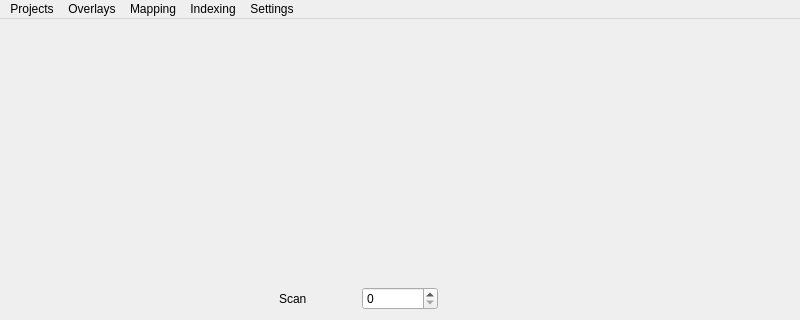
Old version of the form polylaue/ui/resources/ui/main_window.ui in the repository PolyLaue/PolyLaue; both pictures show x 0 to 800 and y 0 to 320 of the 800 by 600 pixel window.
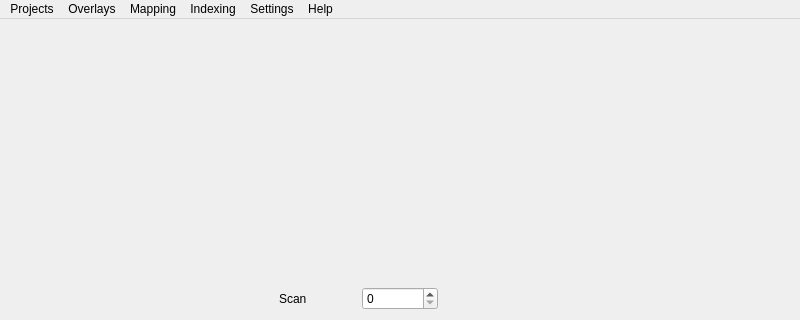
New version of the form.

Commit message:
Add Help buttons that open the documentation
Add a Help menu to the main window, and a Help button to each
documented dialog (the project, section, series, and PONI editors,
the navigator, the region and HKL region dialogs, map windows,
acquisition times, scan position coordinates, point picking,
auto-pick, Find, Track/Refine, the reflections editor, and Burn).
Each opens the matching page of https://polylaue.github.io in the
web browser.

Diff of the .ui file:
```diff
--- a/polylaue/ui/resources/ui/main_window.ui
+++ b/polylaue/ui/resources/ui/main_window.ui
@@ -120,6 +120,12 @@
     <addaction name="separator"/>
     <addaction name="action_select_indexing_points"/>
    </widget>
+   <widget class="QMenu" name="menu_help">
+    <property name="title">
+     <string>Help</string>
+    </property>
+    <addaction name="action_documentation"/>
+   </widget>
    <widget class="QMenu" name="menu_settings">
     <property name="title">
      <string>Settings</string>
@@ -133,6 +139,7 @@
    <addaction name="menu_mapping"/>
    <addaction name="menu_indexing"/>
    <addaction name="menu_settings"/>
+   <addaction name="menu_help"/>
   </widget>
   <widget class="QStatusBar" name="status_bar"/>
   <action name="action_open_series">
```
Left out of the diff: 5 changed lines with no effect on the pictures. The commit also changes 16 other files.
